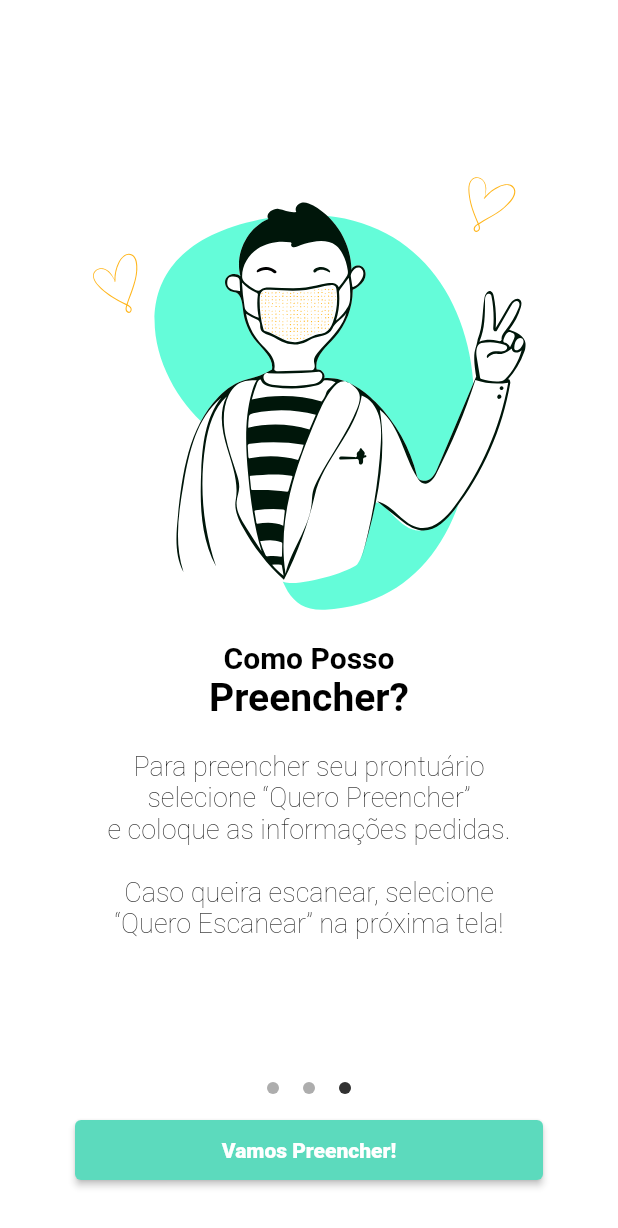
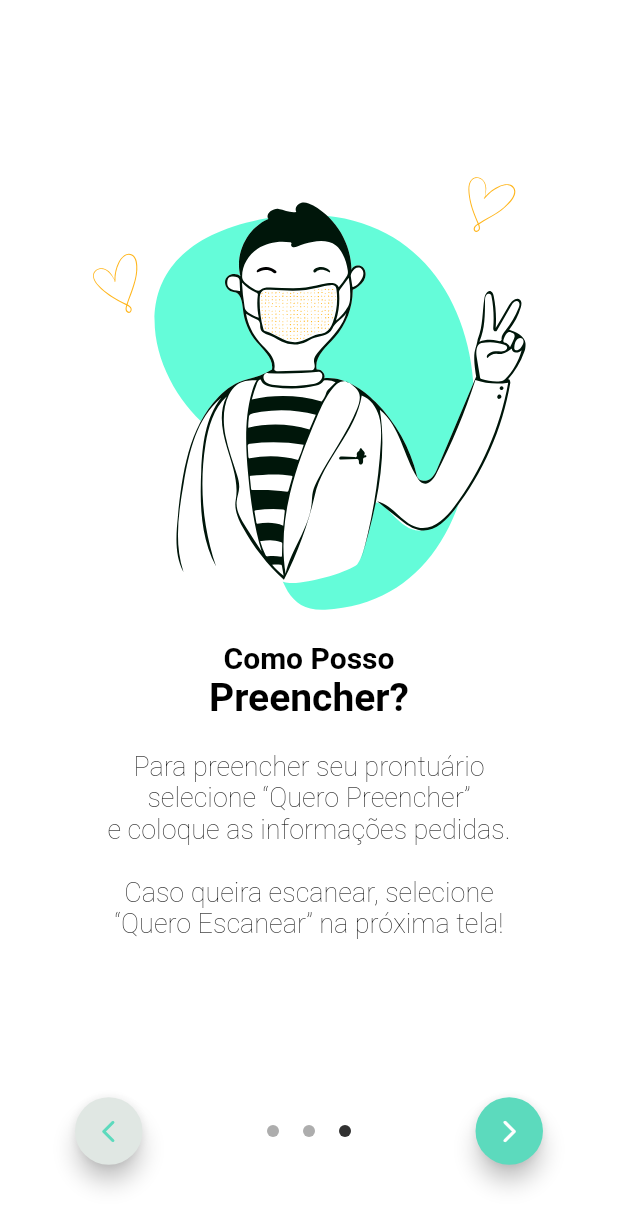
Before and after one commit to EduCsg/FastForm, a Flutter app: the screen it shows after launch, swiped to page 3, on a phone screen of 412 x 824 dp. Shown: the top 1228 px of the screen. Run offline on Flutter 3.47's test engine with Material 2 defaults, Android fonts, the phone set to English and light mode, and no system bars; drawn by our look-alikes of smooth_page_indicator; our stand-ins replace animated_splash_screen, barcode_widget, flutter_svg, fluttertoast, shared_preferences.

Commit message:
Ajusta os botões da OnboardingPage

```diff
--- a/lib/screens/onboarding/components/bottom.dart
+++ b/lib/screens/onboarding/components/bottom.dart
@@ -1,3 +1,4 @@
+import 'package:fast_form_client/screens/login/login_page.dart';
 import 'package:flutter/material.dart';
 import 'package:shared_preferences/shared_preferences.dart';
 import 'package:smooth_page_indicator/smooth_page_indicator.dart';
@@ -29,9 +30,27 @@ class BuildOnboardingBottom extends StatelessWidget {
               ),
               height: 120,
               color: Colors.white,
-              child: Column(
-                mainAxisAlignment: MainAxisAlignment.spaceEvenly,
+              child: Row(
+                mainAxisAlignment: MainAxisAlignment.spaceBetween,
                 children: [
+                  isFirstPage
+                      ? const SizedBox(width: 45)
+                      : SizedBox(
+                          width: 45,
+                          child: FloatingActionButton(
+                            onPressed: () => controller.previousPage(
+                              duration: const Duration(milliseconds: 300),
+                              curve: Curves.easeInOut,
+                            ),
+                            backgroundColor:
+                                const Color.fromARGB(255, 224, 231, 227),
+                            child: const Icon(
+                              Icons.arrow_back_ios_rounded,
+                              size: 18,
+                              color: Color.fromARGB(255, 92, 218, 189),
+                            ),
+                          ),
+                        ),
                   Center(
                     child: SmoothPageIndicator(
                       controller: controller,
@@ -51,12 +70,10 @@ class BuildOnboardingBottom extends StatelessWidget {
                     ),
                   ),
                   SizedBox(
-                    width: 1000,
-                    height: 40,
-                    child: ElevatedButton(
-                      style: ElevatedButton.styleFrom(
-                        primary: const Color.fromRGBO(92, 218, 189, 1),
-                      ),
+                    width: 45,
+                    child: FloatingActionButton(
+                      backgroundColor: const Color.fromRGBO(92, 218, 189, 1),
+                      heroTag: 'lastBtn',
                       onPressed: () async {
                         final prefs = await SharedPreferences.getInstance();
                         prefs.setBool('showHome', true);
@@ -64,16 +81,13 @@ class BuildOnboardingBottom extends StatelessWidget {
                         // ignore: use_build_context_synchronously
                         Navigator.of(context).pushReplacement(
                           MaterialPageRoute(
-                            builder: (context) => const HomePage(),
+                            builder: (context) => const LoginPage(),
                           ),
                         );
                       },
-                      child: const Text(
-                        "Vamos Preencher!",
-                        style: TextStyle(
-                          color: Colors.white,
-                          fontWeight: FontWeight.w900,
-                        ),
+                      child: const Icon(
+                        Icons.arrow_forward_ios_rounded,
+                        size: 18,
                       ),
                     ),
                   ),
```
